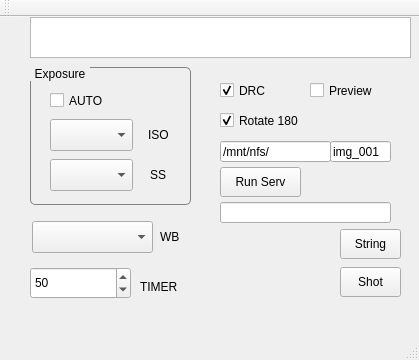
gambler-777/rpi_01, file model_main.ui: the form before one commit.
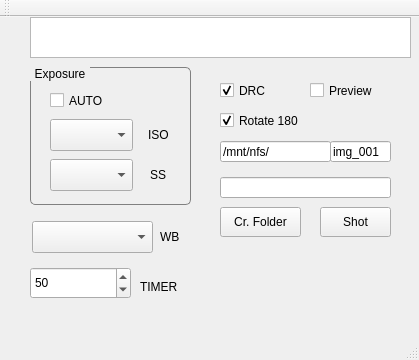
The form after the commit.

```diff
--- a/model_main.ui
+++ b/model_main.ui
@@ -17,9 +17,9 @@
    <widget class="QPushButton" name="pushu">
     <property name="geometry">
      <rect>
-      <x>340</x>
-      <y>212</y>
-      <width>61</width>
+      <x>220</x>
+      <y>190</y>
+      <width>81</width>
       <height>30</height>
      </rect>
     </property>
@@ -27,7 +27,7 @@
      <string>&lt;html&gt;&lt;head/&gt;&lt;body&gt;&lt;p align=&quot;center&quot;&gt;Make shot&lt;/p&gt;&lt;p align=&quot;center&quot;&gt;params String&lt;/p&gt;&lt;/body&gt;&lt;/html&gt;</string>
     </property>
     <property name="text">
-     <string>String</string>
+     <string>Cr. Folder</string>
     </property>
    </widget>
    <widget class="QTextEdit" name="textEdit">
@@ -245,9 +245,9 @@
    <widget class="QPushButton" name="ShotButton">
     <property name="geometry">
      <rect>
-      <x>340</x>
-      <y>250</y>
-      <width>61</width>
+      <x>320</x>
+      <y>190</y>
+      <width>71</width>
       <height>30</height>
      </rect>
     </property>
@@ -290,24 +290,11 @@
      <bool>false</bool>
     </property>
    </widget>
-   <widget class="QPushButton" name="pushButton_py">
-    <property name="geometry">
-     <rect>
-      <x>220</x>
-      <y>150</y>
-      <width>81</width>
-      <height>30</height>
-     </rect>
-    </property>
-    <property name="text">
-     <string>Run Serv</string>
-    </property>
-   </widget>
    <widget class="QLineEdit" name="LineDate">
     <property name="geometry">
      <rect>
       <x>220</x>
-      <y>185</y>
+      <y>160</y>
       <width>171</width>
       <height>21</height>
      </rect>
```
Left out of the diff: 4 changed lines with no effect on the pictures.
